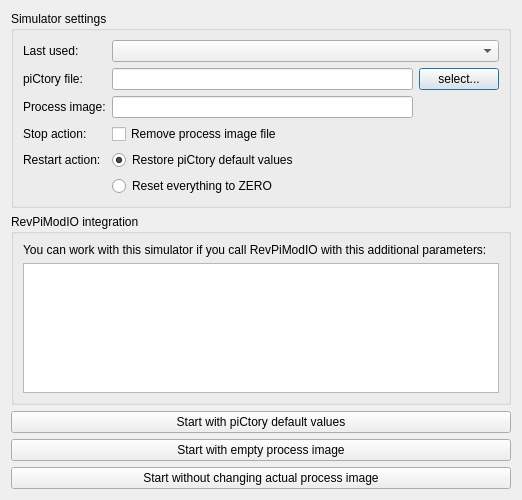
First picture: the form in ui_dev/simulator.ui, repository naruxde/revpicommander, before the edit.
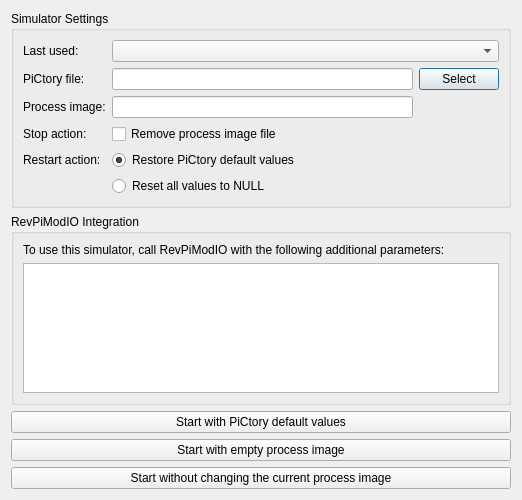
Second picture: the form after the edit.

Diff of the .ui file:
```diff
--- a/ui_dev/simulator.ui
+++ b/ui_dev/simulator.ui
@@ -17,7 +17,7 @@
    <item>
     <widget class="QGroupBox" name="gb_settings">
      <property name="title">
-      <string>Simulator settings</string>
+      <string>Simulator Settings</string>
      </property>
      <layout class="QGridLayout" name="gridLayout">
       <item row="0" column="0">
@@ -30,7 +30,7 @@
       <item row="1" column="0">
        <widget class="QLabel" name="lbl_configrsc">
         <property name="text">
-         <string>piCtory file:</string>
+         <string>PiCtory file:</string>
         </property>
        </widget>
       </item>
@@ -47,7 +47,7 @@
       <item row="1" column="2">
        <widget class="QPushButton" name="btn_configrsc">
         <property name="text">
-         <string>select...</string>
+         <string>Select</string>
         </property>
        </widget>
       </item>
@@ -99,7 +99,7 @@
       <item row="4" column="1" colspan="2">
        <widget class="QRadioButton" name="rb_restart_pictory">
         <property name="text">
-         <string>Restore piCtory default values</string>
+         <string>Restore PiCtory default values</string>
         </property>
         <property name="checked">
          <bool>true</bool>
@@ -109,7 +109,7 @@
       <item row="5" column="1" colspan="2">
        <widget class="QRadioButton" name="rb_restart_zero">
         <property name="text">
-         <string>Reset everything to ZERO</string>
+         <string>Reset all values to NULL</string>
         </property>
        </widget>
       </item>
@@ -119,13 +119,13 @@
    <item>
     <widget class="QGroupBox" name="gb_info">
      <property name="title">
-      <string>RevPiModIO integration</string>
+      <string>RevPiModIO Integration</string>
      </property>
      <layout class="QVBoxLayout" name="verticalLayout_2">
       <item>
        <widget class="QLabel" name="lbl_info">
         <property name="text">
-         <string>You can work with this simulator if you call RevPiModIO with this additional parameters:</string>
+         <string>To use this simulator, call RevPiModIO with the following additional parameters:</string>
         </property>
         <property name="wordWrap">
          <bool>true</bool>
@@ -151,7 +151,7 @@
    <item>
     <widget class="QPushButton" name="btn_start_pictory">
      <property name="text">
-      <string>Start with piCtory default values</string>
+      <string>Start with PiCtory default values</string>
      </property>
      <property name="shortcut">
       <string notr="true">Ctrl+1</string>
@@ -171,7 +171,7 @@
    <item>
     <widget class="QPushButton" name="btn_start_nochange">
      <property name="text">
-      <string>Start without changing actual process image</string>
+      <string>Start without changing the current process image</string>
      </property>
      <property name="shortcut">
       <string notr="true">Ctrl+3</string>
```
Left out of the diff: 2 changed lines with no effect on the pictures.
